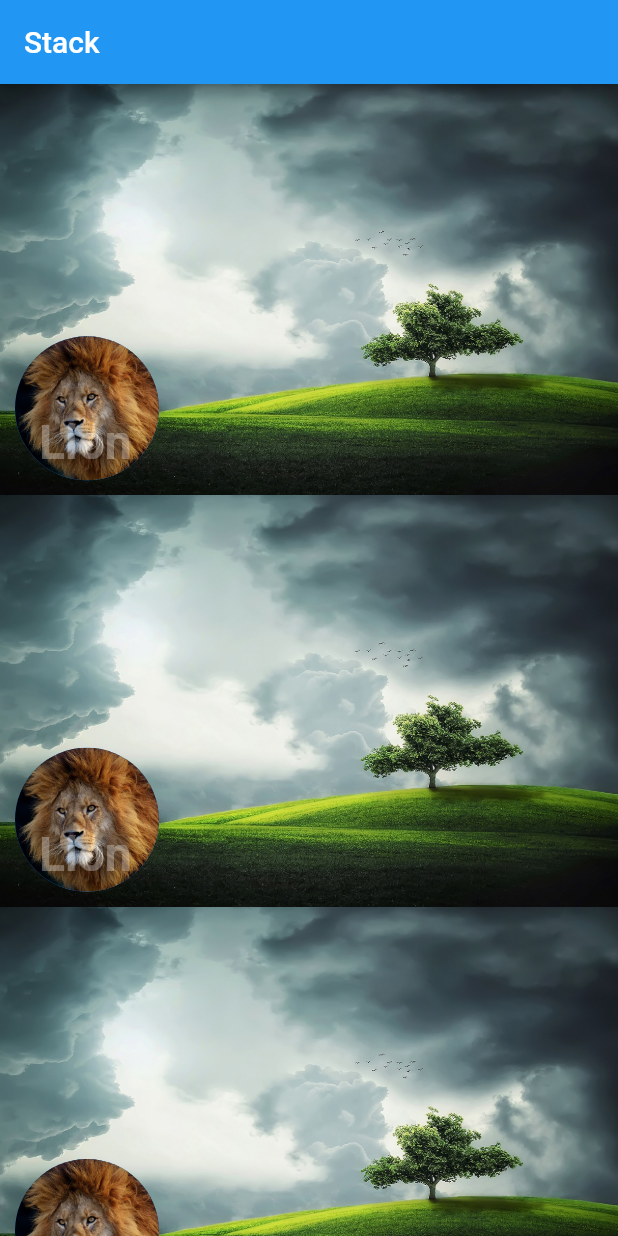
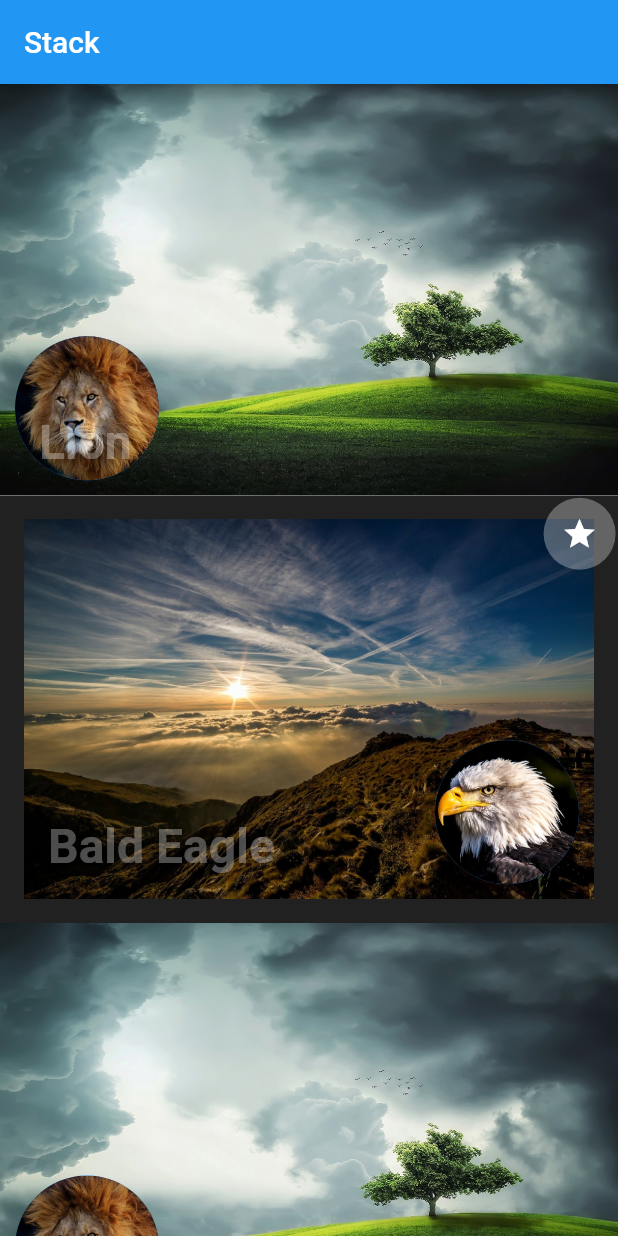
Before and after one commit to blessed-sibanda/beginning-flutter-ch9_stack, a Flutter app: the screen it shows after launch, on a phone screen of 412 x 824 dp. Run offline on Flutter 3.47's test engine with Material 2 defaults, Android fonts, the light colour scheme and no system bars.

Commit message:
implement stack-favorite widget

```diff
--- a/lib/widgets/stack_favorite.dart
+++ b/lib/widgets/stack_favorite.dart
@@ -1,3 +1,5 @@
+import 'dart:ui';
+
 import 'package:flutter/material.dart';
 
 class StackFavoriteWidget extends StatelessWidget {
@@ -5,6 +7,53 @@ class StackFavoriteWidget extends StatelessWidget {
 
   @override
   Widget build(BuildContext context) {
-    return Container();
+    return Container(
+      color: Colors.black87,
+      child: Padding(
+        padding: const EdgeInsets.all(16.0),
+        child: Stack(
+          children: [
+            Image.asset('assets/images/dawn.jpg'),
+            const Positioned(
+              top: 0.0,
+              right: 0.0,
+              child: FractionalTranslation(
+                translation: Offset(0.3, -0.3),
+                // translation: Offset(0.0, -0.0),
+                child: CircleAvatar(
+                  radius: 24.0,
+                  backgroundColor: Colors.white30,
+                  child: Icon(
+                    Icons.star,
+                    size: 24.0,
+                    color: Colors.white,
+                  ),
+                ),
+              ),
+            ),
+            const Positioned(
+              bottom: 10.0,
+              right: 10.0,
+              child: CircleAvatar(
+                radius: 48.0,
+                backgroundImage: AssetImage('assets/images/eagle.jpg'),
+              ),
+            ),
+            const Positioned(
+              bottom: 16.0,
+              left: 16.0,
+              child: Text(
+                'Bald Eagle',
+                style: TextStyle(
+                  fontSize: 32.0,
+                  color: Colors.white30,
+                  fontWeight: FontWeight.bold,
+                ),
+              ),
+            ),
+          ],
+        ),
+      ),
+    );
   }
 }
```
